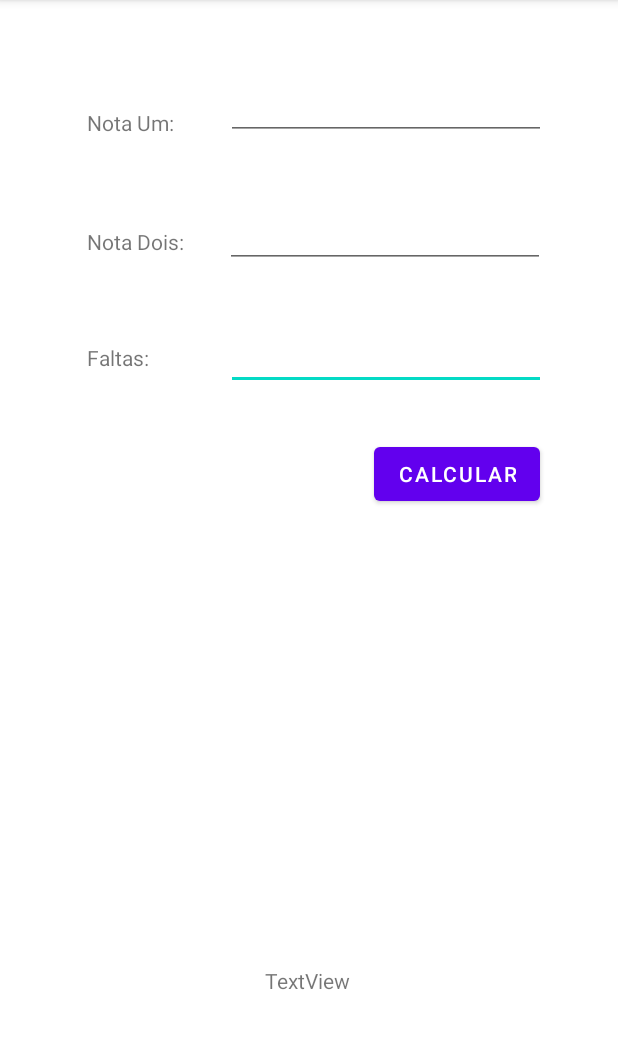
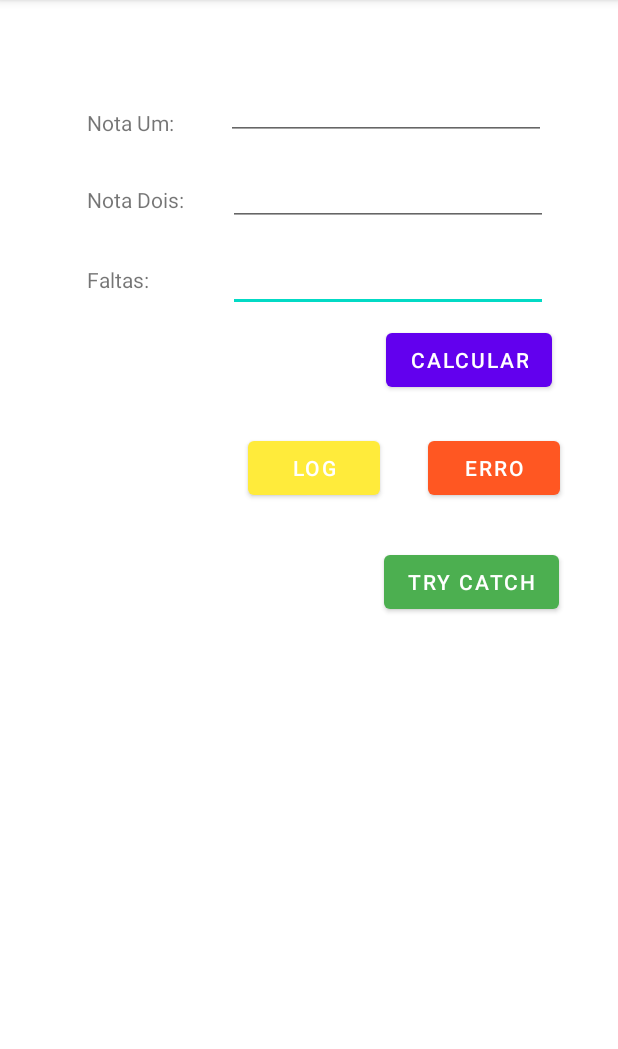
Before and after one commit to ElcioHatiya/EverisBootCamp_DIO, an Android app: the screen it shows after launch (MainActivity), on a phone screen of 412 x 824 dp, the part 84-1133 px from its top. Run offline under Robolectric (Android 15) with nearby library versions, the phone set to English and light mode, and no system bars.

Commit message:
Botão TryCatch adicionado.

```diff
--- a/app/src/main/java/com/example/everisbootcamp_log_throwexception/MainActivity.kt
+++ b/app/src/main/java/com/example/everisbootcamp_log_throwexception/MainActivity.kt
@@ -3,7 +3,9 @@ package com.example.everisbootcamp_log_throwexception
 import androidx.appcompat.app.AppCompatActivity
 import android.os.Bundle
 import android.graphics.Color
+import android.util.Log
 import kotlinx.android.synthetic.main.activity_main.*
+import java.lang.Exception
 
 class MainActivity : AppCompatActivity() {
     override fun onCreate(savedInstanceState: Bundle?) {
@@ -12,11 +14,28 @@ class MainActivity : AppCompatActivity() {
 
         val btCalc = btn_Calc
         val resultado = txt_Result
+        val btLog = btn_Log
+        val btErro = btn_Erro
+        val btTest = btn_tryCatch
+        val list = listOf(2,1,4)
 
+        btTest.setOnClickListener {
+            try {
+                val a = list[6]
+            } catch (e: IndexOutOfBoundsException){
+                val x =0
+            }
+            resultado.setText(list[0].toString())
+        }
+        btErro.setOnClickListener {
+            //throw Exception()
+            val b = list[6]
+        }
+        btLog.setOnClickListener {  Log.d("btn_Log","Clickei no Log!")
+                                    btLog.setText("Clicado")
+                                    btLog.setBackgroundColor(Color.GRAY)
+        }
         btCalc.setOnClickListener{
-
-            //Log.d("media","Clickei no botão!")
-            //throw Exception()
             val nota1 = Integer.parseInt(txt_notaUm.text.toString())
             val nota2 = Integer.parseInt(txt_notaDois.text.toString())
             val faltas = Integer.parseInt(txt_faltas.text.toString())
@@ -24,10 +43,11 @@ class MainActivity : AppCompatActivity() {
 
             if (media >= 6 && faltas <=10) {
                 resultado.setText("Aluno aprovado!" + "\n" + "Média: " + media + "\n" + "Faltas: " + faltas)
-                resultado.setTextColor(Color.GREEN)}
-
+                resultado.setTextColor(Color.GREEN)
+            }
             else{resultado.setText("Aluno reprovado!" + "\n" + "Média: " + media + "\n" + "Faltas: " + faltas)
-                resultado.setTextColor(Color.RED)}
+                resultado.setTextColor(Color.RED)
+            }
         }
     }
 }
--- a/app/src/main/res/layout/activity_main.xml
+++ b/app/src/main/res/layout/activity_main.xml
@@ -14,25 +14,53 @@
         android:id="@+id/txt_faltas"
         android:layout_width="wrap_content"
         android:layout_height="wrap_content"
-        android:layout_marginTop="36dp"
+        android:layout_marginTop="12dp"
         android:ems="10"
         android:inputType="number"
         app:layout_constraintEnd_toEndOf="parent"
-        app:layout_constraintHorizontal_bias="0.76"
+        app:layout_constraintHorizontal_bias="0.766"
         app:layout_constraintStart_toStartOf="parent"
         app:layout_constraintTop_toBottomOf="@+id/txt_notaDois" />
+
+    <Button
+        android:id="@+id/btn_Calc"
+        android:layout_width="wrap_content"
+        android:layout_height="wrap_content"
+        android:layout_marginTop="8dp"
+        android:layout_marginEnd="44dp"
+        android:layout_marginRight="44dp"
+        android:text="Calcular"
+        app:layout_constraintEnd_toEndOf="parent"
+        app:layout_constraintTop_toBottomOf="@+id/txt_faltas" />
+
+    <TextView
+        android:id="@+id/textView4"
+        android:layout_width="wrap_content"
+        android:layout_height="wrap_content"
+        android:text="Faltas:"
+        app:layout_constraintBaseline_toBaselineOf="@+id/txt_faltas"
+        app:layout_constraintStart_toStartOf="@+id/textView2" />
 
     <EditText
         android:id="@+id/txt_notaDois"
         android:layout_width="wrap_content"
         android:layout_height="wrap_content"
-        android:layout_marginTop="40dp"
+        android:layout_marginTop="12dp"
         android:ems="10"
         android:inputType="number"
         app:layout_constraintEnd_toEndOf="parent"
-        app:layout_constraintHorizontal_bias="0.755"
+        app:layout_constraintHorizontal_bias="0.766"
         app:layout_constraintStart_toStartOf="parent"
         app:layout_constraintTop_toBottomOf="@+id/txt_notaUm" />
+
+    <TextView
+        android:id="@+id/textView2"
+        android:layout_width="wrap_content"
+        android:layout_height="wrap_content"
+        android:layout_marginTop="32dp"
+        android:text="Nota Dois:"
+        app:layout_constraintStart_toStartOf="@+id/textView"
+        app:layout_constraintTop_toBottomOf="@+id/textView" />
 
     <TextView
         android:id="@+id/textView"
@@ -58,53 +86,50 @@
         app:layout_constraintTop_toTopOf="parent" />
 
     <TextView
-        android:id="@+id/textView2"
-        android:layout_width="wrap_content"
-        android:layout_height="wrap_content"
-        android:layout_marginTop="60dp"
-        android:text="Nota Dois:"
-        app:layout_constraintStart_toStartOf="@+id/textView"
-        app:layout_constraintTop_toBottomOf="@+id/textView" />
-
-    <Button
-        android:id="@+id/btn_Calc"
-        android:layout_width="wrap_content"
-        android:layout_height="wrap_content"
-        android:layout_marginTop="32dp"
-        android:layout_marginEnd="52dp"
-        android:layout_marginRight="52dp"
-        android:text="Calcular"
-        app:layout_constraintEnd_toEndOf="parent"
-        app:layout_constraintTop_toBottomOf="@+id/txt_faltas" />
-
-    <TextView
         android:id="@+id/txt_Result"
         android:layout_width="wrap_content"
         android:layout_height="wrap_content"
-        android:layout_marginTop="80dp"
+        android:layout_marginTop="28dp"
         android:textSize="24sp"
         app:layout_constraintEnd_toStartOf="@+id/btn_Calc"
-        app:layout_constraintHorizontal_bias="0.315"
+        app:layout_constraintHorizontal_bias="0.25"
         app:layout_constraintStart_toStartOf="parent"
         app:layout_constraintTop_toBottomOf="@+id/textView4" />
 
-    <TextView
-        android:id="@+id/textView4"
+    <Button
+        android:id="@+id/btn_Log"
         android:layout_width="wrap_content"
         android:layout_height="wrap_content"
-        android:text="Faltas:"
-        app:layout_constraintBaseline_toBaselineOf="@+id/txt_faltas"
-        app:layout_constraintStart_toStartOf="@+id/textView2" />
+        android:layout_marginTop="92dp"
+        android:text="Log"
+        app:backgroundTint="#FFEB3B"
+        app:layout_constraintEnd_toStartOf="@+id/btn_Calc"
+        app:layout_constraintHorizontal_bias="0.975"
+        app:layout_constraintStart_toStartOf="parent"
+        app:layout_constraintTop_toBottomOf="@+id/textView4" />
 
-    <TextView
-        android:id="@+id/textView3"
+    <Button
+        android:id="@+id/btn_Erro"
         android:layout_width="wrap_content"
         android:layout_height="wrap_content"
-        android:layout_marginTop="304dp"
-        android:text="TextView"
+        android:layout_marginTop="24dp"
+        android:text="Erro"
+        app:backgroundTint="#FF5722"
         app:layout_constraintEnd_toEndOf="parent"
-        app:layout_constraintHorizontal_bias="0.498"
-        app:layout_constraintStart_toStartOf="parent"
+        app:layout_constraintHorizontal_bias="0.454"
+        app:layout_constraintStart_toEndOf="@+id/btn_Log"
         app:layout_constraintTop_toBottomOf="@+id/btn_Calc" />
 
+    <Button
+        android:id="@+id/btn_tryCatch"
+        android:layout_width="wrap_content"
+        android:layout_height="wrap_content"
+        android:layout_marginTop="28dp"
+        android:text="Try Catch"
+        app:backgroundTint="#4CAF50"
+        app:layout_constraintEnd_toEndOf="parent"
+        app:layout_constraintHorizontal_bias="0.867"
+        app:layout_constraintStart_toStartOf="parent"
+        app:layout_constraintTop_toBottomOf="@+id/btn_Erro" />
+
 </androidx.constraintlayout.widget.ConstraintLayout>
```
